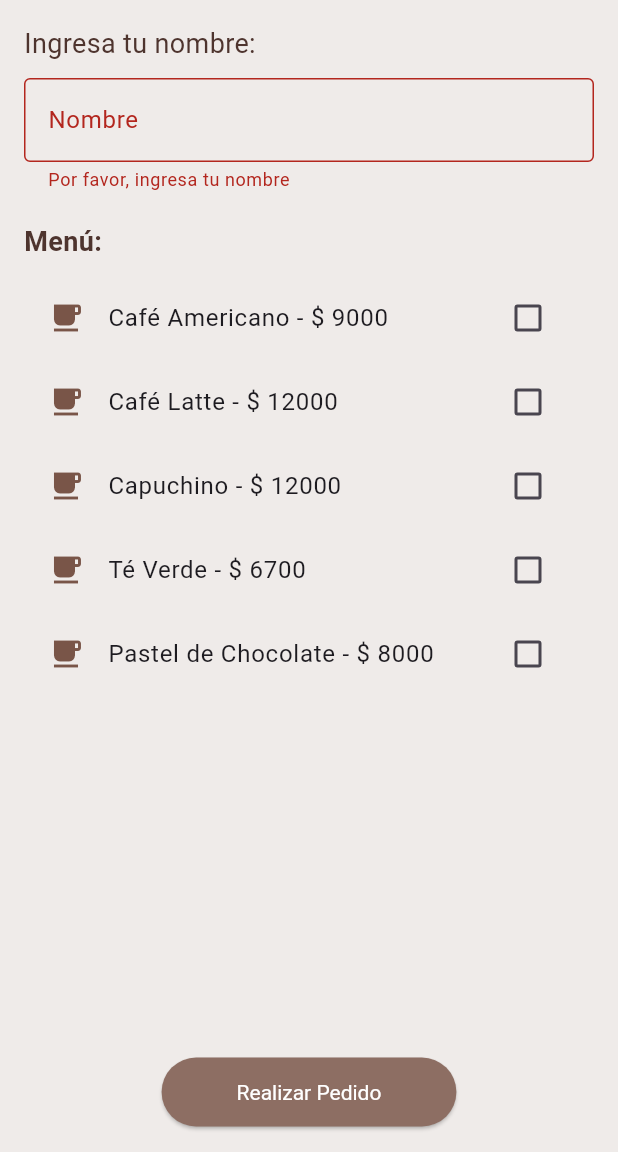
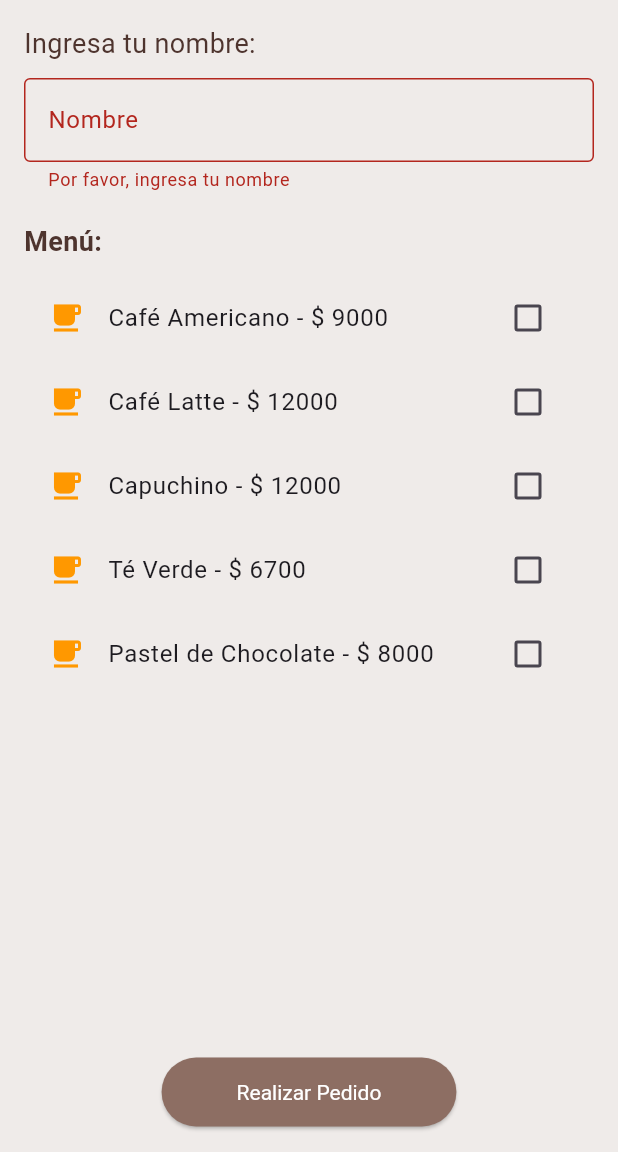
Before and after one commit to wendyres/cafeteria_app_v3, a Flutter app: the screen it shows after launch, after a tap on "Realizar Pedido", on a phone screen of 412 x 824 dp, the part 84-1236 px from its top. Run offline on Flutter 3.47's test engine with Material 3 defaults, Android fonts, the phone set to English and light mode, and no system bars; Roboto replaces fonts that are missing (Georgia).

Commit message:
Initial commit

```diff
--- a/lib/menu_screen.dart
+++ b/lib/menu_screen.dart
@@ -15,7 +15,7 @@ class _MenuScreenState extends State<MenuScreen> {
   // Clave para el formulario
   final _formKey = GlobalKey<FormState>();
 
-  // Lista de elementos del menú con su selección
+  // Lista de elementos del menú con su selección y cantidad
   final List<MenuItem> _menuItems = [
     MenuItem(name: 'Café Americano', price: 9000),
     MenuItem(name: 'Café Latte', price: 12000),
@@ -26,30 +26,37 @@ class _MenuScreenState extends State<MenuScreen> {
 
   @override
   void dispose() {
-    // Limpiar el controlador cuando el widget se destruye
     _nombreController.dispose();
+    for (var item in _menuItems) {
+      item.quantityController.dispose();
+    }
     super.dispose();
   }
 
-  // Método para manejar el pedido
+  void _resetForm() {
+    setState(() {
+      _nombreController.clear();
+      for (var item in _menuItems) {
+        item.isSelected = false;
+        item.quantityController.clear();
+      }
+    });
+  }
+
   void _realizarPedido() {
     if (_formKey.currentState!.validate()) {
-      // Obtener el nombre
       String nombre = _nombreController.text.trim();
-
-      // Obtener los elementos seleccionados
-      List<MenuItem> seleccionados =
-      _menuItems.where((item) => item.isSelected).toList();
+      List<MenuItem> seleccionados = _menuItems
+          .where((item) => item.isSelected && item.getQuantity() > 0)
+          .toList();
 
       if (seleccionados.isEmpty) {
-        // Mostrar un mensaje si no se ha seleccionado ningún elemento
         ScaffoldMessenger.of(context).showSnackBar(
-          SnackBar(content: Text('Por favor, selecciona al menos un elemento del menú')),
+          SnackBar(content: Text('Por favor, selecciona al menos un elemento del menú y especifica la cantidad')),
         );
         return;
       }
 
-      // Navegar a PedidoScreen pasando los datos
       Navigator.push(
         context,
         MaterialPageRoute(
@@ -58,7 +65,7 @@ class _MenuScreenState extends State<MenuScreen> {
             pedidos: seleccionados,
           ),
         ),
-      );
+      ).then((_) => _resetForm());
     }
   }
 
@@ -71,11 +78,10 @@ class _MenuScreenState extends State<MenuScreen> {
       body: Padding(
         padding: const EdgeInsets.all(16.0),
         child: Form(
-          key: _formKey, // Asignar la clave al formulario
+          key: _formKey,
           child: Column(
             crossAxisAlignment: CrossAxisAlignment.start,
             children: [
-              // Campo para ingresar el nombre
               Text(
                 'Ingresa tu nombre:',
                 style: TextStyle(fontSize: 18),
@@ -84,29 +90,37 @@ class _MenuScreenState extends State<MenuScreen> {
               TextFormField(
                 controller: _nombreController,
                 decoration: InputDecoration(
-                  border: OutlineInputBorder(),
+                  border: OutlineInputBorder(
+                    borderSide: BorderSide(color: Colors.brown),
+                  ),
+                  enabledBorder: OutlineInputBorder(
+                    borderSide: BorderSide(color: Colors.brown),
+                  ),
+                  focusedBorder: OutlineInputBorder(
+                    borderSide: BorderSide(color: Colors.brown, width: 2),
+                  ),
                   labelText: 'Nombre',
                 ),
                 validator: (value) {
                   if (value == null || value.trim().isEmpty) {
                     return 'Por favor, ingresa tu nombre';
                   }
-                  return null; // Campo válido
+                  return null;
                 },
               ),
               SizedBox(height: 20),
-              // Título del menú
               Text(
                 'Menú:',
                 style: TextStyle(fontSize: 18, fontWeight: FontWeight.bold),
               ),
               SizedBox(height: 10),
-              // Lista de elementos del menú con selección
               Expanded(
                 child: ListView.builder(
                   itemCount: _menuItems.length,
                   itemBuilder: (context, index) {
-                    return CheckboxListTile(
+                    return Column(
+                      children: [
+                        CheckboxListTile(
                           title: Text(
                               '${_menuItems[index].name} - \$ ${_menuItems[index].price.toStringAsFixed(0)}'),
                           value: _menuItems[index].isSelected,
@@ -115,20 +129,48 @@ class _MenuScreenState extends State<MenuScreen> {
                               _menuItems[index].isSelected = value ?? false;
                             });
                           },
-                      secondary: Icon(Icons.local_cafe, color: Colors.brown),
+                          secondary: Icon(Icons.local_cafe, color: Colors.orange),
+                        ),
+                        if (_menuItems[index].isSelected)
+                          Padding(
+                            padding: const EdgeInsets.symmetric(horizontal: 16.0),
+                            child: Row(
+                              children: [
+                                Expanded(
+                                  child: TextField(
+                                    controller: _menuItems[index].quantityController,
+                                    decoration: InputDecoration(
+                                      labelText: 'Cantidad',
+                                      border: OutlineInputBorder(
+                                        borderSide: BorderSide(color: Colors.brown),
+                                      ),
+                                      enabledBorder: OutlineInputBorder(
+                                        borderSide: BorderSide(color: Colors.brown),
+                                      ),
+                                      focusedBorder: OutlineInputBorder(
+                                        borderSide: BorderSide(color: Colors.brown, width: 2),
+                                      ),
+                                    ),
+                                    keyboardType: TextInputType.number,
+                                  ),
+                                ),
+                                SizedBox(width: 10),
+                                Text('unidades'),
+                              ],
+                            ),
+                          ),
+                      ],
                     );
                   },
                 ),
               ),
               SizedBox(height: 20),
-              // Botón para realizar el pedido
               Center(
                 child: ElevatedButton(
                   onPressed: _realizarPedido,
                   child: Text('Realizar Pedido'),
                   style: ElevatedButton.styleFrom(
-                    padding:
-                    EdgeInsets.symmetric(horizontal: 50, vertical: 15),
+                    padding: EdgeInsets.symmetric(horizontal: 50, vertical: 15),
                   ),
                 ),
               ),
@@ -140,15 +182,19 @@ class _MenuScreenState extends State<MenuScreen> {
   }
 }
 
-// Clase para representar un elemento del menú
 class MenuItem {
   final String name;
   final double price;
   bool isSelected;
+  final TextEditingController quantityController;
 
   MenuItem({
     required this.name,
     required this.price,
     this.isSelected = false,
-  });
+  }) : quantityController = TextEditingController();
+
+  int getQuantity() {
+    return int.tryParse(quantityController.text) ?? 0;
   }
+}
```
Also changed, not shown: lib/pedido_screen.dart (+10 -9 lines), 1 other file. Lines whose indentation alone changed are shown as unchanged.
